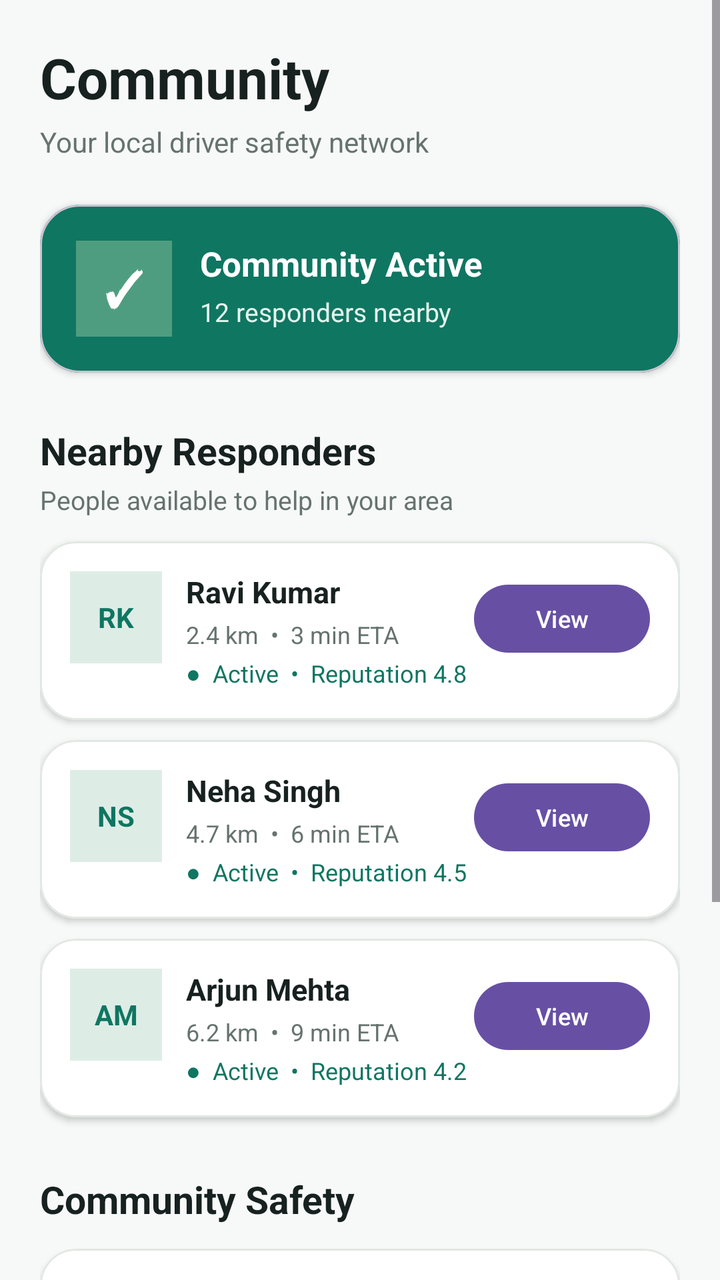
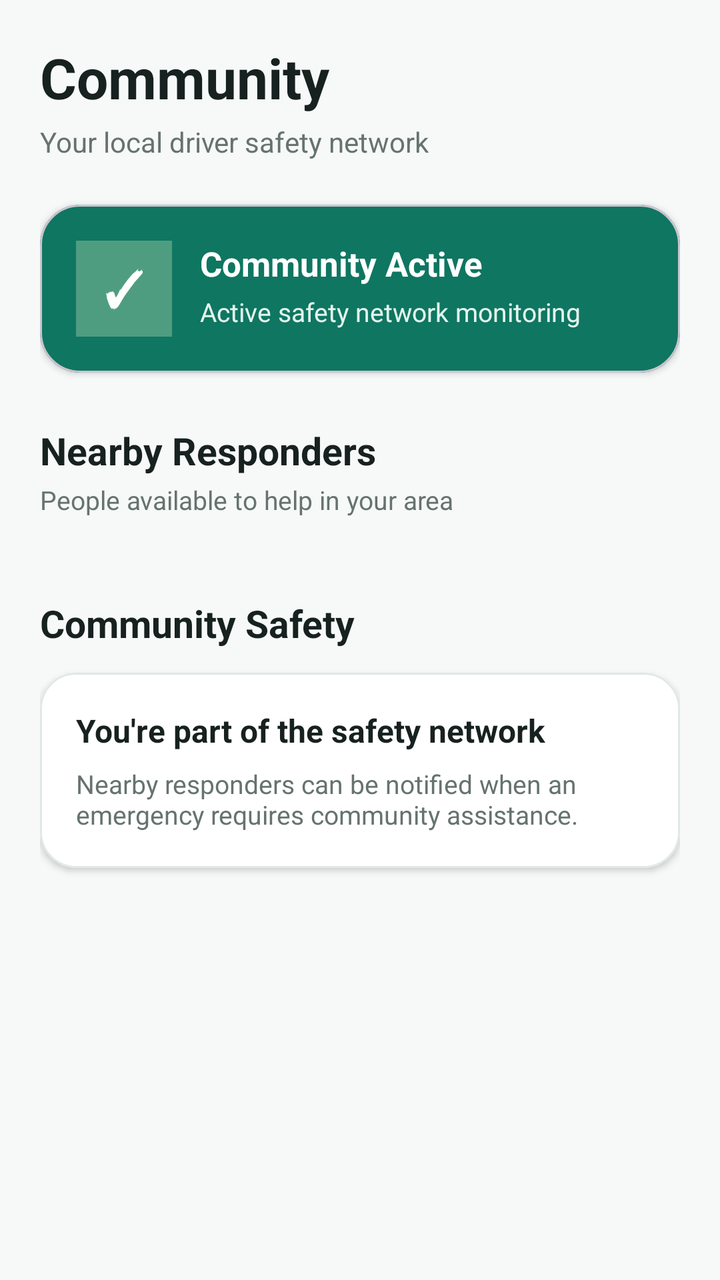

Two renders of the same Android screen: before a commit and after it. Below are the layout's source before the change and the commit's diff.
<!-- AndroidManifest.xml: application theme Theme.OKDrivers -->
<!-- res/layout/fragment_community.xml -->
<?xml version="1.0" encoding="utf-8"?>
<ScrollView
    xmlns:android="http://schemas.android.com/apk/res/android"
    xmlns:app="http://schemas.android.com/apk/res-auto"
    android:layout_width="match_parent"
    android:layout_height="match_parent"
    android:background="@color/ok_bg"
    android:fillViewport="true">

    <LinearLayout
        android:layout_width="match_parent"
        android:layout_height="wrap_content"
        android:orientation="vertical"
        android:padding="20dp">

        
        
        

        <TextView
            android:id="@+id/tvCommunityTitle"
            android:layout_width="wrap_content"
            android:layout_height="wrap_content"
            android:text="Community"
            android:textColor="@color/ok_text"
            android:textSize="28sp"
            android:textStyle="bold" />

        <TextView
            android:id="@+id/tvCommunitySubtitle"
            android:layout_width="wrap_content"
            android:layout_height="wrap_content"
            android:layout_marginTop="4dp"
            android:text="Your local driver safety network"
            android:textColor="@color/ok_secondary"
            android:textSize="14sp" />


        
        
        

        <com.google.android.material.card.MaterialCardView
            android:id="@+id/cardCommunityStatus"
            android:layout_width="match_parent"
            android:layout_height="wrap_content"
            android:layout_marginTop="22dp"
            app:cardBackgroundColor="@color/ok_green"
            app:cardCornerRadius="20dp"
            app:cardElevation="2dp">

            <LinearLayout
                android:layout_width="match_parent"
                android:layout_height="wrap_content"
                android:orientation="horizontal"
                android:padding="18dp">

                <TextView
                    android:layout_width="48dp"
                    android:layout_height="48dp"
                    android:background="#4F9D80"
                    android:gravity="center"
                    android:text="✓"
                    android:textColor="@color/white"
                    android:textSize="24sp"
                    android:textStyle="bold" />

                <LinearLayout
                    android:layout_width="0dp"
                    android:layout_height="wrap_content"
                    android:layout_weight="1"
                    android:layout_marginStart="14dp"
                    android:orientation="vertical">

                    <TextView
                        android:layout_width="wrap_content"
                        android:layout_height="wrap_content"
                        android:text="Community Active"
                        android:textColor="@color/white"
                        android:textSize="17sp"
                        android:textStyle="bold" />

                    <TextView
                        android:id="@+id/tvCommunityActive"
                        android:layout_width="wrap_content"
                        android:layout_height="wrap_content"
                        android:layout_marginTop="4dp"
                        android:text="12 responders nearby"
                        android:textColor="#E4F5EE"
                        android:textSize="13sp" />

                </LinearLayout>

            </LinearLayout>

        </com.google.android.material.card.MaterialCardView>


        
        
        

        <TextView
            android:id="@+id/tvNearbyTitle"
            android:layout_width="wrap_content"
            android:layout_height="wrap_content"
            android:layout_marginTop="26dp"
            android:text="Nearby Responders"
            android:textColor="@color/ok_text"
            android:textSize="19sp"
            android:textStyle="bold" />

        <TextView
            android:id="@+id/tvNearbySubtitle"
            android:layout_width="wrap_content"
            android:layout_height="wrap_content"
            android:layout_marginTop="3dp"
            android:text="People available to help in your area"
            android:textColor="@color/ok_secondary"
            android:textSize="13sp" />


        
        
        

        <com.google.android.material.card.MaterialCardView
            android:id="@+id/cardResponderRavi"
            android:layout_width="match_parent"
            android:layout_height="wrap_content"
            android:layout_marginTop="12dp"
            app:cardBackgroundColor="@color/white"
            app:cardCornerRadius="18dp"
            app:cardElevation="2dp"
            app:strokeColor="#E2E8E3"
            app:strokeWidth="1dp">

            <LinearLayout
                android:layout_width="match_parent"
                android:layout_height="wrap_content"
                android:orientation="horizontal"
                android:padding="15dp">

                

                <TextView
                    android:layout_width="46dp"
                    android:layout_height="46dp"
                    android:background="#DDEDE6"
                    android:gravity="center"
                    android:text="RK"
                    android:textColor="@color/ok_green"
                    android:textSize="14sp"
                    android:textStyle="bold" />

                <LinearLayout
                    android:layout_width="0dp"
                    android:layout_height="wrap_content"
                    android:layout_weight="1"
                    android:layout_marginStart="12dp"
                    android:orientation="vertical">

                    <TextView
                        android:layout_width="wrap_content"
                        android:layout_height="wrap_content"
                        android:text="Ravi Kumar"
                        android:textColor="@color/ok_text"
                        android:textSize="15sp"
                        android:textStyle="bold" />

                    <TextView
                        android:layout_width="wrap_content"
                        android:layout_height="wrap_content"
                        android:layout_marginTop="3dp"
                        android:text="2.4 km  •  3 min ETA"
                        android:textColor="@color/ok_secondary"
                        android:textSize="12sp" />

                    <TextView
                        android:layout_width="wrap_content"
                        android:layout_height="wrap_content"
                        android:layout_marginTop="3dp"
                        android:text="●  Active  •  Reputation 4.8"
                        android:textColor="@color/ok_green"
                        android:textSize="12sp" />

                </LinearLayout>

                <com.google.android.material.button.MaterialButton
                    android:id="@+id/btnRaviView"
                    android:layout_width="wrap_content"
                    android:layout_height="42dp"
                    android:text="View"
                    android:textAllCaps="false"
                    android:textSize="12sp"
                    app:cornerRadius="21dp" />

            </LinearLayout>

        </com.google.android.material.card.MaterialCardView>


        
        
        

        <com.google.android.material.card.MaterialCardView
            android:id="@+id/cardResponderNeha"
            android:layout_width="match_parent"
            android:layout_height="wrap_content"
            android:layout_marginTop="10dp"
            app:cardBackgroundColor="@color/white"
            app:cardCornerRadius="18dp"
            app:cardElevation="2dp"
            app:strokeColor="#E2E8E3"
            app:strokeWidth="1dp">

            <LinearLayout
                android:layout_width="match_parent"
                android:layout_height="wrap_content"
                android:orientation="horizontal"
                android:padding="15dp">

                <TextView
                    android:layout_width="46dp"
                    android:layout_height="46dp"
                    android:background="#DDEDE6"
                    android:gravity="center"
                    android:text="NS"
                    android:textColor="@color/ok_green"
                    android:textSize="14sp"
                    android:textStyle="bold" />

                <LinearLayout
                    android:layout_width="0dp"
                    android:layout_height="wrap_content"
                    android:layout_weight="1"
                    android:layout_marginStart="12dp"
                    android:orientation="vertical">

                    <TextView
                        android:layout_width="wrap_content"
                        android:layout_height="wrap_content"
                        android:text="Neha Singh"
                        android:textColor="@color/ok_text"
                        android:textSize="15sp"
                        android:textStyle="bold" />

                    <TextView
                        android:layout_width="wrap_content"
                        android:layout_height="wrap_content"
                        android:layout_marginTop="3dp"
                        android:text="4.7 km  •  6 min ETA"
                        android:textColor="@color/ok_secondary"
                        android:textSize="12sp" />

                    <TextView
                        android:layout_width="wrap_content"
                        android:layout_height="wrap_content"
                        android:layout_marginTop="3dp"
                        android:text="●  Active  •  Reputation 4.5"
                        android:textColor="@color/ok_green"
                        android:textSize="12sp" />

                </LinearLayout>

                <com.google.android.material.button.MaterialButton
                    android:id="@+id/btnNehaView"
                    android:layout_width="wrap_content"
                    android:layout_height="42dp"
                    android:text="View"
                    android:textAllCaps="false"
                    android:textSize="12sp"
                    app:cornerRadius="21dp" />

            </LinearLayout>

        </com.google.android.material.card.MaterialCardView>


        
        
        

        <com.google.android.material.card.MaterialCardView
            android:id="@+id/cardResponderArjun"
            android:layout_width="match_parent"
            android:layout_height="wrap_content"
            android:layout_marginTop="10dp"
            app:cardBackgroundColor="@color/white"
            app:cardCornerRadius="18dp"
            app:cardElevation="2dp"
            app:strokeColor="#E2E8E3"
            app:strokeWidth="1dp">

            <LinearLayout
                android:layout_width="match_parent"
                android:layout_height="wrap_content"
                android:orientation="horizontal"
                android:padding="15dp">

                <TextView
                    android:layout_width="46dp"
                    android:layout_height="46dp"
                    android:background="#DDEDE6"
                    android:gravity="center"
                    android:text="AM"
                    android:textColor="@color/ok_green"
                    android:textSize="14sp"
                    android:textStyle="bold" />

                <LinearLayout
                    android:layout_width="0dp"
                    android:layout_height="wrap_content"
                    android:layout_weight="1"
                    android:layout_marginStart="12dp"
                    android:orientation="vertical">

                    <TextView
                        android:layout_width="wrap_content"
                        android:layout_height="wrap_content"
                        android:text="Arjun Mehta"
                        android:textColor="@color/ok_text"
                        android:textSize="15sp"
                        android:textStyle="bold" />

                    <TextView
                        android:layout_width="wrap_content"
                        android:layout_height="wrap_content"
                        android:layout_marginTop="3dp"
                        android:text="6.2 km  •  9 min ETA"
                        android:textColor="@color/ok_secondary"
                        android:textSize="12sp" />

                    <TextView
                        android:layout_width="wrap_content"
                        android:layout_height="wrap_content"
                        android:layout_marginTop="3dp"
                        android:text="●  Active  •  Reputation 4.2"
                        android:textColor="@color/ok_green"
                        android:textSize="12sp" />

                </LinearLayout>

                <com.google.android.material.button.MaterialButton
                    android:id="@+id/btnArjunView"
                    android:layout_width="wrap_content"
                    android:layout_height="42dp"
                    android:text="View"
                    android:textAllCaps="false"
                    android:textSize="12sp"
                    app:cornerRadius="21dp" />

            </LinearLayout>

        </com.google.android.material.card.MaterialCardView>


        
        
        

        <TextView
            android:id="@+id/tvSafetyTitle"
            android:layout_width="wrap_content"
            android:layout_height="wrap_content"
            android:layout_marginTop="28dp"
            android:text="Community Safety"
            android:textColor="@color/ok_text"
            android:textSize="19sp"
            android:textStyle="bold" />

        <com.google.android.material.card.MaterialCardView
            android:id="@+id/cardSafety"
            android:layout_width="match_parent"
            android:layout_height="wrap_content"
            android:layout_marginTop="12dp"
            android:layout_marginBottom="100dp"
            app:cardBackgroundColor="@color/white"
            app:cardCornerRadius="18dp"
            app:cardElevation="2dp"
            app:strokeColor="#E2E8E3"
            app:strokeWidth="1dp">

            <LinearLayout
                android:layout_width="match_parent"
                android:layout_height="wrap_content"
                android:orientation="vertical"
                android:padding="18dp">

                <TextView
                    android:layout_width="wrap_content"
                    android:layout_height="wrap_content"
                    android:text="You're part of the safety network"
                    android:textColor="@color/ok_text"
                    android:textSize="16sp"
                    android:textStyle="bold" />

                <TextView
                    android:id="@+id/tvSafetyDescription"
                    android:layout_width="match_parent"
                    android:layout_height="wrap_content"
                    android:layout_marginTop="7dp"
                    android:text="Nearby responders can be notified when an emergency requires community assistance."
                    android:textColor="@color/ok_secondary"
                    android:textSize="13sp" />

                <com.google.android.material.button.MaterialButton
                    android:id="@+id/btnViewAllResponders"
                    android:layout_width="match_parent"
                    android:layout_height="50dp"
                    android:layout_marginTop="16dp"
                    android:text="View All Responders"
                    android:textAllCaps="false"
                    app:cornerRadius="25dp" />

            </LinearLayout>

        </com.google.android.material.card.MaterialCardView>

    </LinearLayout>

</ScrollView>
<!-- resources referenced by this layout -->
<resources>
  <color name="ok_bg">#F7F9F8</color>
  <color name="ok_green">#0F7661</color>
  <color name="ok_secondary">#66736F</color>
  <color name="ok_text">#17211F</color>
  <color name="white">#FFFFFFFF</color>
  <style name="Theme.OKDrivers" parent="Base.Theme.OKDrivers" />
  <style name="Base.Theme.OKDrivers" parent="Theme.Material3.DayNight.NoActionBar">
          
          
      </style>
</resources>

<!-- the commit's change to res/layout/fragment_community.xml (unified diff, before → after) -->
@@ -85,7 +85,7 @@
                         android:layout_width="wrap_content"
                         android:layout_height="wrap_content"
                         android:layout_marginTop="4dp"
-                        android:text="12 responders nearby"
+                        android:text="Active safety network monitoring"
                         android:textColor="#E4F5EE"
                         android:textSize="13sp" />
 
@@ -119,241 +119,24 @@
             android:textColor="@color/ok_secondary"
             android:textSize="13sp" />
 
+        <TextView
+            android:id="@+id/tvEmptyResponders"
+            android:layout_width="match_parent"
+            android:layout_height="wrap_content"
+            android:layout_marginTop="16dp"
+            android:gravity="center"
+            android:padding="24dp"
+            android:text="No active responders or mobilization in progress."
+            android:textColor="@color/ok_secondary"
+            android:textSize="14sp"
+            android:visibility="gone" />
 
-        
-        
-        
-
-        <com.google.android.material.card.MaterialCardView
-            android:id="@+id/cardResponderRavi"
+        <androidx.recyclerview.widget.RecyclerView
+            android:id="@+id/rvResponders"
             android:layout_width="match_parent"
             android:layout_height="wrap_content"
             android:layout_marginTop="12dp"
-            app:cardBackgroundColor="@color/white"
-            app:cardCornerRadius="18dp"
-            app:cardElevation="2dp"
-            app:strokeColor="#E2E8E3"
-            app:strokeWidth="1dp">
-
-            <LinearLayout
-                android:layout_width="match_parent"
-                android:layout_height="wrap_content"
-                android:orientation="horizontal"
-                android:padding="15dp">
-
-                
-
-                <TextView
-                    android:layout_width="46dp"
-                    android:layout_height="46dp"
-                    android:background="#DDEDE6"
-                    android:gravity="center"
-                    android:text="RK"
-                    android:textColor="@color/ok_green"
-                    android:textSize="14sp"
-                    android:textStyle="bold" />
-
-                <LinearLayout
-                    android:layout_width="0dp"
-                    android:layout_height="wrap_content"
-                    android:layout_weight="1"
-                    android:layout_marginStart="12dp"
-                    android:orientation="vertical">
-
-                    <TextView
-                        android:layout_width="wrap_content"
-                        android:layout_height="wrap_content"
-                        android:text="Ravi Kumar"
-                        android:textColor="@color/ok_text"
-                        android:textSize="15sp"
-                        android:textStyle="bold" />
-
-                    <TextView
-                        android:layout_width="wrap_content"
-                        android:layout_height="wrap_content"
-                        android:layout_marginTop="3dp"
-                        android:text="2.4 km  •  3 min ETA"
-                        android:textColor="@color/ok_secondary"
-                        android:textSize="12sp" />
-
-                    <TextView
-                        android:layout_width="wrap_content"
-                        android:layout_height="wrap_content"
-                        android:layout_marginTop="3dp"
-                        android:text="●  Active  •  Reputation 4.8"
-                        android:textColor="@color/ok_green"
-                        android:textSize="12sp" />
-
-                </LinearLayout>
-
-                <com.google.android.material.button.MaterialButton
-                    android:id="@+id/btnRaviView"
-                    android:layout_width="wrap_content"
-                    android:layout_height="42dp"
-                    android:text="View"
-                    android:textAllCaps="false"
-                    android:textSize="12sp"
-                    app:cornerRadius="21dp" />
-
-            </LinearLayout>
-
-        </com.google.android.material.card.MaterialCardView>
-
-
-        
-        
-        
-
-        <com.google.android.material.card.MaterialCardView
-            android:id="@+id/cardResponderNeha"
-            android:layout_width="match_parent"
-            android:layout_height="wrap_content"
-            android:layout_marginTop="10dp"
-            app:cardBackgroundColor="@color/white"
-            app:cardCornerRadius="18dp"
-            app:cardElevation="2dp"
-            app:strokeColor="#E2E8E3"
-            app:strokeWidth="1dp">
-
-            <LinearLayout
-                android:layout_width="match_parent"
-                android:layout_height="wrap_content"
-                android:orientation="horizontal"
-                android:padding="15dp">
-
-                <TextView
-                    android:layout_width="46dp"
-                    android:layout_height="46dp"
-                    android:background="#DDEDE6"
-                    android:gravity="center"
-                    android:text="NS"
-                    android:textColor="@color/ok_green"
-                    android:textSize="14sp"
-                    android:textStyle="bold" />
-
-                <LinearLayout
-                    android:layout_width="0dp"
-                    android:layout_height="wrap_content"
-                    android:layout_weight="1"
-                    android:layout_marginStart="12dp"
-                    android:orientation="vertical">
-
-                    <TextView
-                        android:layout_width="wrap_content"
-                        android:layout_height="wrap_content"
-                        android:text="Neha Singh"
-                        android:textColor="@color/ok_text"
-                        android:textSize="15sp"
-                        android:textStyle="bold" />
-
-                    <TextView
-                        android:layout_width="wrap_content"
-                        android:layout_height="wrap_content"
-                        android:layout_marginTop="3dp"
-                        android:text="4.7 km  •  6 min ETA"
-                        android:textColor="@color/ok_secondary"
-                        android:textSize="12sp" />
-
-                    <TextView
-                        android:layout_width="wrap_content"
-                        android:layout_height="wrap_content"
-                        android:layout_marginTop="3dp"
-                        android:text="●  Active  •  Reputation 4.5"
-                        android:textColor="@color/ok_green"
-                        android:textSize="12sp" />
-
-                </LinearLayout>
-
-                <com.google.android.material.button.MaterialButton
-                    android:id="@+id/btnNehaView"
-                    android:layout_width="wrap_content"
-                    android:layout_height="42dp"
-                    android:text="View"
-                    android:textAllCaps="false"
-                    android:textSize="12sp"
-                    app:cornerRadius="21dp" />
-
-            </LinearLayout>
-
-        </com.google.android.material.card.MaterialCardView>
-
-
-        
-        
-        
-
-        <com.google.android.material.card.MaterialCardView
-            android:id="@+id/cardResponderArjun"
-            android:layout_width="match_parent"
-            android:layout_height="wrap_content"
-            android:layout_marginTop="10dp"
-            app:cardBackgroundColor="@color/white"
-            app:cardCornerRadius="18dp"
-            app:cardElevation="2dp"
-            app:strokeColor="#E2E8E3"
-            app:strokeWidth="1dp">
-
-            <LinearLayout
-                android:layout_width="match_parent"
-                android:layout_height="wrap_content"
-                android:orientation="horizontal"
-                android:padding="15dp">
-
-                <TextView
-                    android:layout_width="46dp"
-                    android:layout_height="46dp"
-                    android:background="#DDEDE6"
-                    android:gravity="center"
-                    android:text="AM"
-                    android:textColor="@color/ok_green"
-                    android:textSize="14sp"
-                    android:textStyle="bold" />
-
-                <LinearLayout
-                    android:layout_width="0dp"
-                    android:layout_height="wrap_content"
-                    android:layout_weight="1"
-                    android:layout_marginStart="12dp"
-                    android:orientation="vertical">
-
-                    <TextView
-                        android:layout_width="wrap_content"
-                        android:layout_height="wrap_content"
-                        android:text="Arjun Mehta"
-                        android:textColor="@color/ok_text"
-                        android:textSize="15sp"
-                        android:textStyle="bold" />
-
-                    <TextView
-                        android:layout_width="wrap_content"
-                        android:layout_height="wrap_content"
-                        android:layout_marginTop="3dp"
-                        android:text="6.2 km  •  9 min ETA"
-                        android:textColor="@color/ok_secondary"
-                        android:textSize="12sp" />
-
-                    <TextView
-                        android:layout_width="wrap_content"
-                        android:layout_height="wrap_content"
-                        android:layout_marginTop="3dp"
-                        android:text="●  Active  •  Reputation 4.2"
-                        android:textColor="@color/ok_green"
-                        android:textSize="12sp" />
-
-                </LinearLayout>
-
-                <com.google.android.material.button.MaterialButton
-                    android:id="@+id/btnArjunView"
-                    android:layout_width="wrap_content"
-                    android:layout_height="42dp"
-                    android:text="View"
-                    android:textAllCaps="false"
-                    android:textSize="12sp"
-                    app:cornerRadius="21dp" />
-
-            </LinearLayout>
-
-        </com.google.android.material.card.MaterialCardView>
+            android:nestedScrollingEnabled="false" />
 
 
         
@@ -405,15 +188,6 @@
                     android:textColor="@color/ok_secondary"
                     android:textSize="13sp" />
 
-                <com.google.android.material.button.MaterialButton
-                    android:id="@+id/btnViewAllResponders"
-                    android:layout_width="match_parent"
-                    android:layout_height="50dp"
-                    android:layout_marginTop="16dp"
-                    android:text="View All Responders"
-                    android:textAllCaps="false"
-                    app:cornerRadius="25dp" />
-
             </LinearLayout>
 
         </com.google.android.material.card.MaterialCardView>
